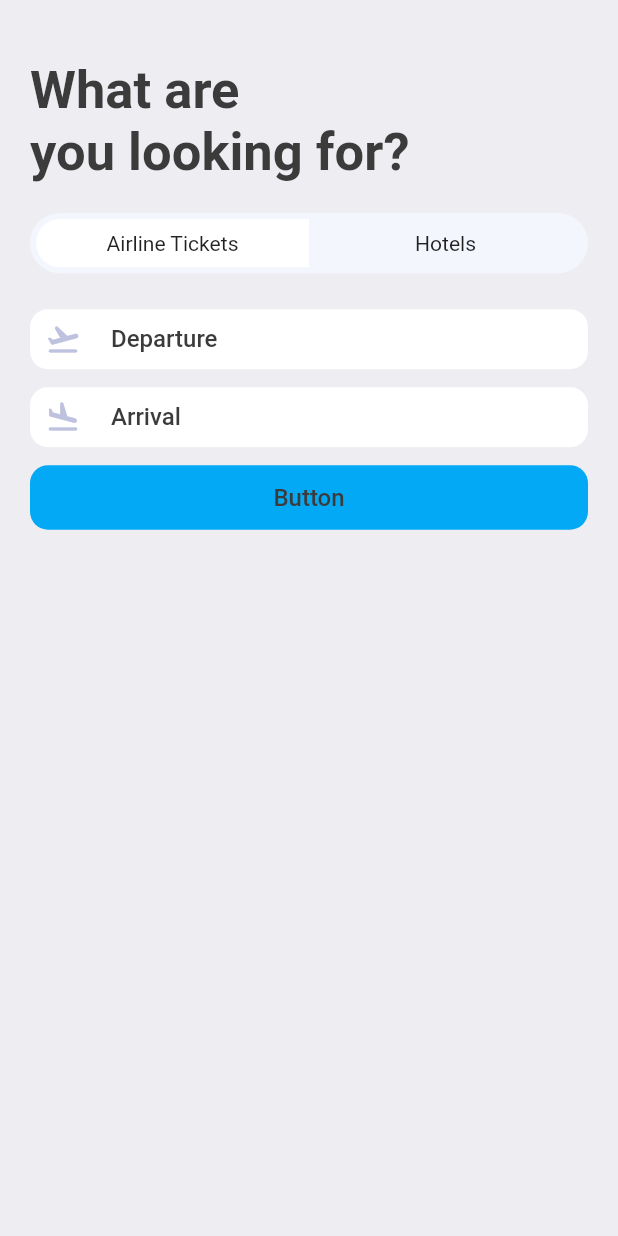
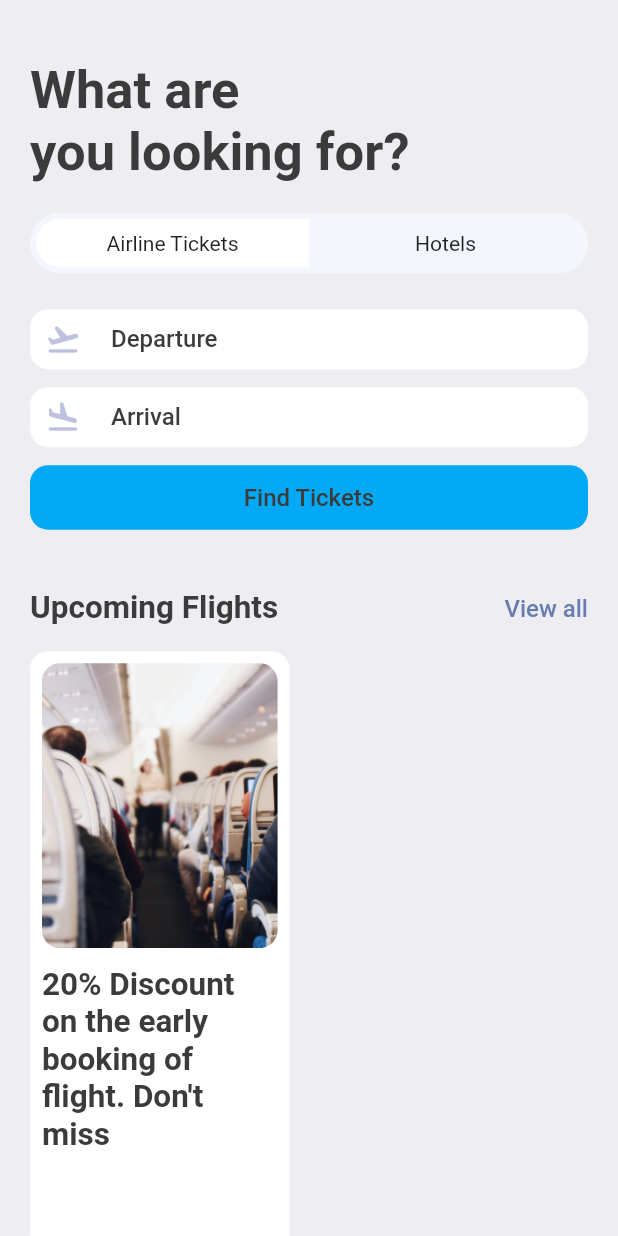
Before and after one commit to flock-s/ticketbooking, a Flutter app: the SearchScreen screen opened directly, on a phone screen of 412 x 824 dp. Run offline on Flutter 3.47's test engine with Material 2 defaults, Android fonts, the phone set to English and light mode, and no system bars; our stand-ins replace fluentui_icons, gap, get.

Commit message:
add Inkwell Widget

```diff
--- a/lib/screens/search_screen.dart
+++ b/lib/screens/search_screen.dart
@@ -1,4 +1,5 @@
 import 'package:booktickets/utils/app_layout.dart';
+import 'package:booktickets/widgets/double_text_widget.dart';
 import 'package:booktickets/widgets/icon_text_widget.dart';
 import 'package:flutter/material.dart';
 import 'package:gap/gap.dart';
@@ -63,8 +64,46 @@ class SearchScreen extends StatelessWidget {
               color: Colors.lightBlue,
               borderRadius: BorderRadius.circular(AppLayout.getHeight(12)),
             ),
-            child: Center(child: Text('Button', style: Styles.textStyle,)),
+            child: Center(child: Text('Find Tickets', style: Styles.textStyle,)),
+          ),
+          Gap(AppLayout.getHeight(40)),
+          const AppDoubleTextWidget(title: 'Upcoming Flights',inkWellTitle: 'View all',),
+          Gap(AppLayout.getHeight(16)),
+          Row(
+            children: [
+              Container(
+                height: AppLayout.getHeight(400),
+                padding: EdgeInsets.symmetric(vertical: AppLayout.getHeight(8),horizontal: AppLayout.getWidth(8)),
+                decoration: BoxDecoration(
+                  borderRadius: BorderRadius.circular(AppLayout.getHeight(12)),
+                  color: Colors.white
+                ),
+                width: size.width*.42,
+                child: Column(
+                  children: [
+                    Container(
+                      height: AppLayout.getHeight(190),
+                      decoration: BoxDecoration(
+                        borderRadius: BorderRadius.circular(AppLayout.getHeight(12)),
+                        image: DecorationImage(
+                          fit: BoxFit.cover,
+                          image: AssetImage("assets/images/sit.jpg")
+                        )
+                      ),
+                    ),
+                    Gap(AppLayout.getHeight(12)),
+                    Text("20% Discount on the early booking of flight. Don't miss", style: Styles.headlineStyle2,)
+                  ],
+                ),
+              ),
+              Column(
+                children: [
+                  Container()
+                ],
+              )
+            ],
           )
+
         ],
       ),
     );
--- /dev/null
+++ b/lib/widgets/double_text_widget.dart
@@ -0,0 +1,30 @@
+import 'package:flutter/material.dart';
+
+import '../utils/app_style.dart';
+
+class AppDoubleTextWidget extends StatelessWidget {
+  final String title;
+  final String inkWellTitle;
+  const AppDoubleTextWidget({Key? key, required this.title, required this.inkWellTitle}) : super(key: key);
+
+  @override
+  Widget build(BuildContext context) {
+    return Row(
+      mainAxisAlignment: MainAxisAlignment.spaceBetween,
+      children: [
+        Text(
+          title,
+          style: Styles.headlineStyle2,
+        ),
+        InkWell(
+            onTap: (){
+
+            },
+            child: Text(
+              inkWellTitle,
+              style: Styles.textStyle.copyWith(color: Styles.primaryColor),
+            ))
+      ],
+    );
+  }
+}
```
Also changed, not shown: lib/screens/home_screen.dart (+3 -35 lines).
